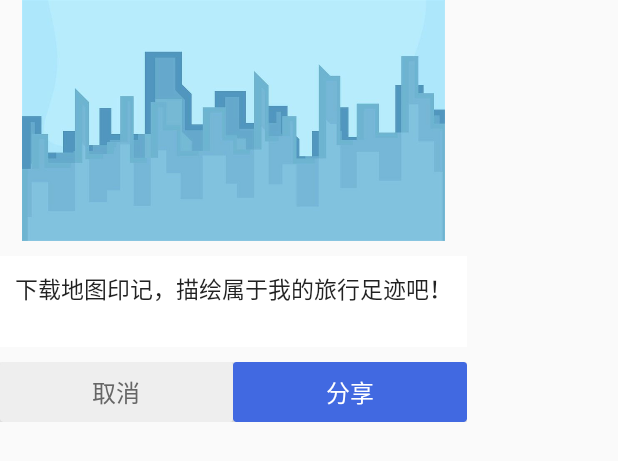
After one commit to ruilin/MapNote, an Android app: the layout view_dialog_share.xml on its own in the app's theme, with its tools: preview values and no code run, on a phone screen of 412 x 824 dp. The commit adds this screen. Shown: the top 461 px of the screen. Run offline under Robolectric (Android 15) with nearby library versions, the phone set to English and light mode, and no system bars.

Commit message:
add share dialog

```diff
--- a/app/src/main/java/com/muyu/mapnote/footmark/FootmarkFragment.java
+++ b/app/src/main/java/com/muyu/mapnote/footmark/FootmarkFragment.java
@@ -218,7 +218,8 @@ public class FootmarkFragment extends BaseFragment implements OnMapReadyCallback
                         SysUtils.runOnUiThread(new Runnable() {
                             @Override
                             public void run() {
-                                snap.setImageBitmap(bitmap);
+                                ShareDialog.showDialog(FootmarkFragment.this.getActivity(), bitmap);
+//                                snap.setImageBitmap(bitmap);
                             }
                         });
                     }
--- /dev/null
+++ b/app/src/main/java/com/muyu/mapnote/footmark/ShareDialog.java
@@ -0,0 +1,58 @@
+package com.muyu.mapnote.footmark;
+
+import android.app.Dialog;
+import android.content.Context;
+import android.graphics.Bitmap;
+import android.view.LayoutInflater;
+import android.view.View;
+import android.view.Window;
+import android.view.WindowManager;
+import android.widget.ImageView;
+
+import com.muyu.mapnote.R;
+
+public class ShareDialog {
+
+    public static void showDialog(Context context, Bitmap bmp) {
+        //1.创建一个Dialog对象，如果是AlertDialog对象的话，弹出的自定义布局四周会有一些阴影，效果不好
+        Dialog mDialog = new Dialog(context);
+
+        //去除标题栏
+        mDialog.requestWindowFeature(Window.FEATURE_NO_TITLE);
+
+        //2.填充布局
+        LayoutInflater inflater = LayoutInflater.from(context);
+        View dialogView = inflater.inflate(R.layout.view_dialog_share, null);
+
+        //将自定义布局设置进去
+        mDialog.setContentView(dialogView);
+
+        //3.设置指定的宽高,如果不设置的话，弹出的对话框可能不会显示全整个布局，当然在布局中写死宽高也可以
+        WindowManager.LayoutParams lp     = new WindowManager.LayoutParams();
+        Window window = mDialog.getWindow();
+        lp.copyFrom(window.getAttributes());
+        lp.width = WindowManager.LayoutParams.MATCH_PARENT;
+        lp.height = WindowManager.LayoutParams.WRAP_CONTENT;
+
+        //注意要在Dialog show之后，再将宽高属性设置进去，才有效果
+        mDialog.show();
+        window.setAttributes(lp);
+
+        //设置点击其它地方不让消失弹窗
+        mDialog.setCancelable(false);
+
+        ((ImageView)dialogView.findViewById(R.id.dialog_share_image)).setImageBitmap(bmp);
+        dialogView.findViewById(R.id.dialog_share_cancel).setOnClickListener(new View.OnClickListener() {
+            @Override
+            public void onClick(View v) {
+                mDialog.dismiss();
+            }
+        });
+        dialogView.findViewById(R.id.dialog_share_ok).setOnClickListener(new View.OnClickListener() {
+            @Override
+            public void onClick(View v) {
+                mDialog.dismiss();
+            }
+        });
+    }
+}
--- /dev/null
+++ b/app/src/main/res/drawable/selector_button_white.xml
@@ -0,0 +1,10 @@
+<?xml version="1.0" encoding="utf-8"?>
+<selector xmlns:android="http://schemas.android.com/apk/res/android">
+
+    <!-- Button正常状态下的背景 -->
+    <item android:drawable="@drawable/shape_button_normal_white" android:state_pressed="false"/>
+    <!-- Button按下时的背景 -->
+    <item android:drawable="@drawable/shape_button_pressed" android:state_pressed="true"/>
+
+    <item android:drawable="@drawable/shape_button_pressed" android:state_selected="true"/>
+</selector>
--- /dev/null
+++ b/app/src/main/res/drawable/shape_button_normal_white.xml
@@ -0,0 +1,9 @@
+<?xml version="1.0" encoding="utf-8"?>
+<shape xmlns:android="http://schemas.android.com/apk/res/android" >
+    <solid android:color="@color/bgGray" />
+    <corners  android:radius="1dp"/>
+    <stroke
+        android:width="2dp"
+        android:color="@color/bgGray"
+        />
+</shape>
--- /dev/null
+++ b/app/src/main/res/layout/view_dialog_share.xml
@@ -0,0 +1,51 @@
+<?xml version="1.0" encoding="utf-8"?>
+<LinearLayout xmlns:android="http://schemas.android.com/apk/res/android"
+    android:layout_width="wrap_content"
+    android:layout_height="wrap_content"
+    xmlns:app="http://schemas.android.com/apk/res-auto"
+    android:orientation="vertical">
+
+    <ImageView
+        android:id="@+id/dialog_share_image"
+        android:layout_width="match_parent"
+        android:layout_height="wrap_content"
+        android:scaleType="centerInside"
+        android:src="@drawable/nav_head_bg"/>
+    <EditText
+        android:layout_width="match_parent"
+        android:layout_height="wrap_content"
+        android:layout_marginTop="10dp"
+        android:background="@color/white"
+        android:textSize="15sp"
+        android:text="下载地图印记，描绘属于我的旅行足迹吧！"
+        android:gravity="left|top"
+        android:maxLength="500"
+        android:padding="10dp"
+        android:lines="2" />
+    <LinearLayout
+        android:layout_width="match_parent"
+        android:layout_height="40dp"
+        android:layout_marginTop="10dp"
+        android:orientation="horizontal">
+        <Button
+            android:id="@+id/dialog_share_cancel"
+            android:layout_width="0dp"
+            android:layout_weight="1"
+            android:layout_height="match_parent"
+            android:background="@drawable/selector_button_white"
+            android:textColor="@color/textGray4"
+            android:textSize="16sp"
+            android:text="取消"
+            />
+        <Button
+            android:id="@+id/dialog_share_ok"
+            android:layout_width="0dp"
+            android:layout_weight="1"
+            android:layout_height="match_parent"
+            android:background="@drawable/selector_button"
+            android:textColor="@color/white"
+            android:textSize="16sp"
+            android:text="分享"
+            />
+    </LinearLayout>
+</LinearLayout>
```
